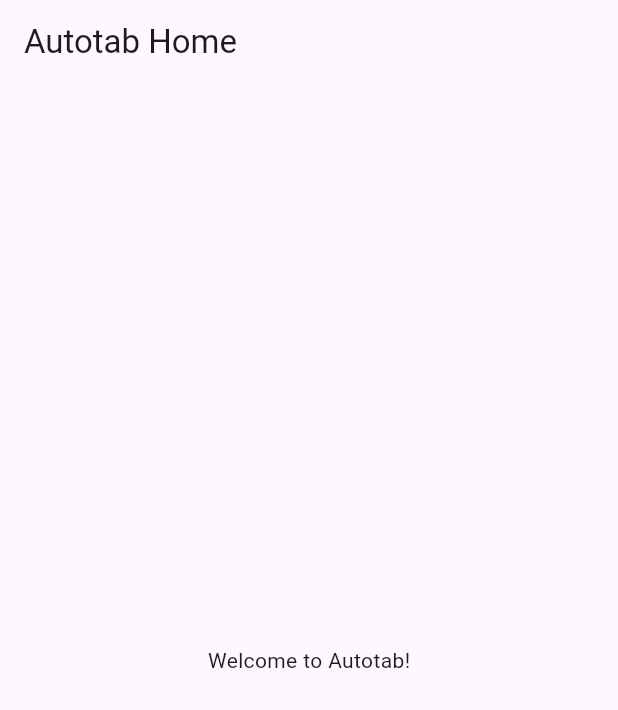
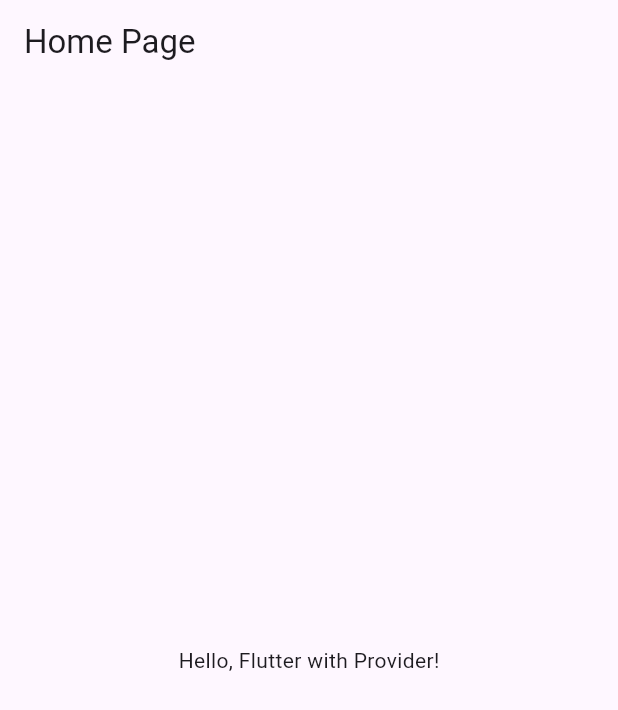
Before and after one commit to ivankiselev89/Autotab, a Flutter app: the screen it shows after launch, on a phone screen of 412 x 824 dp. Shown: the top 710 px of the screen. Run offline on Flutter 3.47's test engine with Material 3 defaults, Android fonts, the phone set to English and light mode, and no system bars; our stand-ins replace permission_handler.

Commit message:
Create main.dart with Flutter app entry point and Provider setup

```diff
--- a/lib/main.dart
+++ b/lib/main.dart
@@ -1,4 +1,5 @@
 import 'package:flutter/material.dart';
+import 'package:provider/provider.dart';
 
 void main() {
   runApp(MyApp());
@@ -7,26 +8,33 @@ void main() {
 class MyApp extends StatelessWidget {
   @override
   Widget build(BuildContext context) {
-    return MaterialApp(
-      title: 'Autotab',
-      theme: ThemeData(
-        primarySwatch: Colors.blue,
+    return ChangeNotifierProvider(
+      create: (context) => MyModel(),
+      child: MaterialApp(
+        title: 'Flutter Demo',
+        theme: ThemeData(
+          primarySwatch: Colors.blue,
+        ),
+        home: MyHomePage(),
       ),
-      home: HomeScreen(),
     );
   }
 }
 
-class HomeScreen extends StatelessWidget {
+class MyHomePage extends StatelessWidget {
   @override
   Widget build(BuildContext context) {
     return Scaffold(
       appBar: AppBar(
-        title: Text('Autotab Home'),
+        title: Text('Home Page'),
       ),
       body: Center(
-        child: Text('Welcome to Autotab!'),
+        child: Text('Hello, Flutter with Provider!'),
       ),
     );
   }
 }
+
+class MyModel with ChangeNotifier {
+  // Your state management logic here
+}
```
